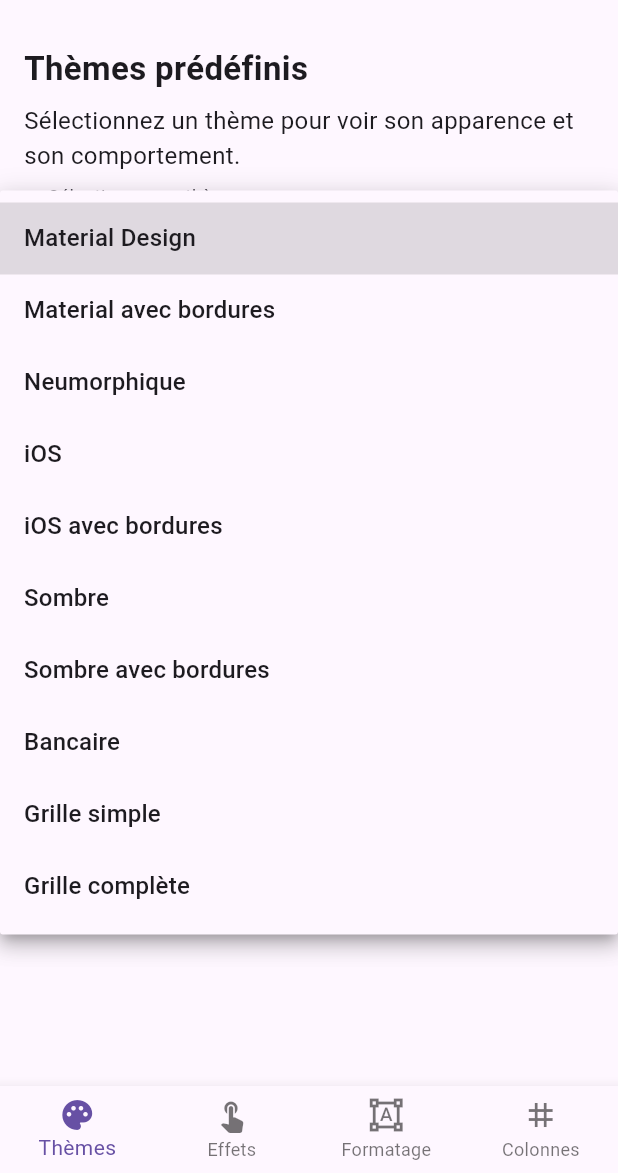
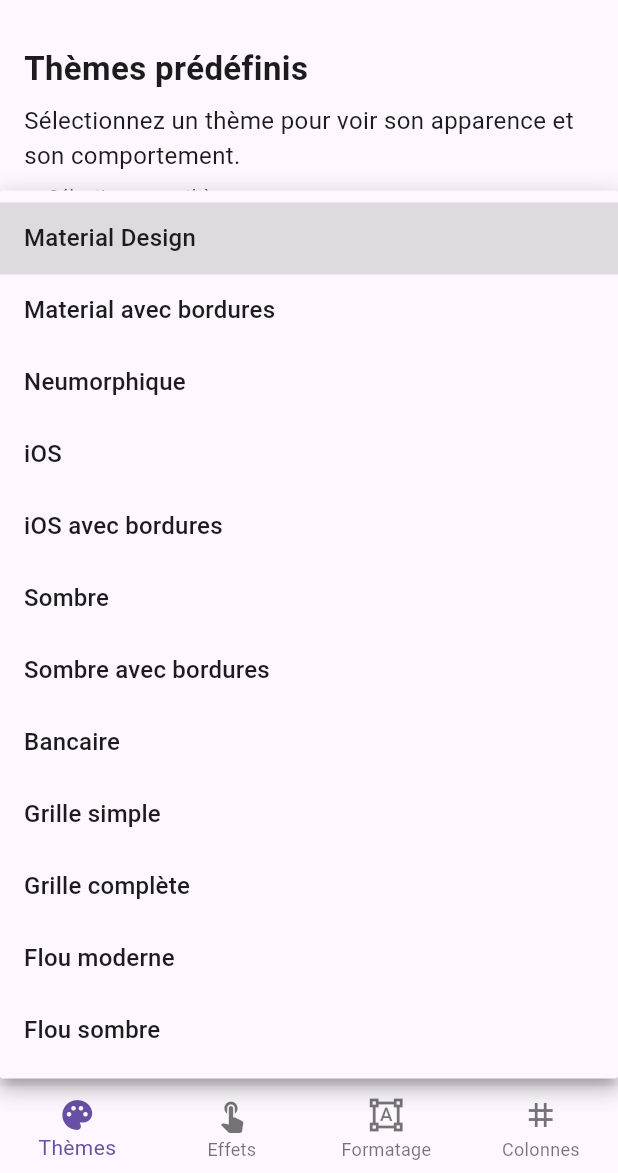
Before and after one commit to inossan-dev/flutter_secret_keyboard, a Flutter app: the screen it shows after launch, after a tap on "Material Design", on a phone screen of 412 x 824 dp, the part 63-1236 px from its top. Run offline on Flutter 3.47's test engine with Material 3 defaults, Android fonts, the phone set to English and light mode, and no system bars.

Commit message:
Fonctionnalité de brouillage visuel

```diff
--- a/example/lib/main.dart
+++ b/example/lib/main.dart
@@ -105,6 +105,8 @@ class _ThemeDemoPageState extends State<ThemeDemoPage> {
     {'name': 'Bancaire', 'theme': SecretKeyboardTheme.banking},
     {'name': 'Grille simple', 'theme': SecretKeyboardTheme.gridLines},
     {'name': 'Grille complète', 'theme': SecretKeyboardTheme.fullGrid},
+    {'name': 'Flou moderne', 'theme': SecretKeyboardTheme.blurredModern},
+    {'name': 'Flou sombre', 'theme': SecretKeyboardTheme.blurredDark},
   ];
 
   // Thème sélectionné (par défaut: Material Design)
@@ -238,6 +240,7 @@ class _EffectsDemoPageState extends State<EffectsDemoPage> {
     {'name': 'Effet de couleur', 'effect': KeyTouchEffect.color},
     {'name': 'Effet d\'élévation', 'effect': KeyTouchEffect.elevation},
     {'name': 'Effet de bordure', 'effect': KeyTouchEffect.border},
+    {'name': 'Flou', 'effect': KeyTouchEffect.blur},
   ];
 
   // Effet sélectionné (par défaut: aucun)
@@ -251,6 +254,10 @@ class _EffectsDemoPageState extends State<EffectsDemoPage> {
 
   // Durée de l'animation
   int _animationDurationMs = 150;
+
+  // Paramètres pour l'effet de flou
+  double _blurIntensity = 3.0; // Intensité du flou par défaut
+  bool _blurEnabled = true; // Activation/désactivation du flou
 
   @override
   void dispose() {
@@ -364,6 +371,36 @@ class _EffectsDemoPageState extends State<EffectsDemoPage> {
               ],
             ),
 
+          // Ajout des contrôles spécifiques pour l'effet de flou
+          if (_selectedEffectIndex == 6) // Effet de flou
+            Column(
+              crossAxisAlignment: CrossAxisAlignment.start,
+              children: [
+                const Text('Intensité du flou:'),
+                Slider(
+                  value: _blurIntensity,
+                  min: 1.0,
+                  max: 10.0,
+                  divisions: 18,
+                  label: _blurIntensity.toStringAsFixed(1),
+                  onChanged: (value) {
+                    setState(() {
+                      _blurIntensity = value;
+                    });
+                  },
+                ),
+                SwitchListTile(
+                  title: const Text('Activer l\'effet de flou'),
+                  value: _blurEnabled,
+                  onChanged: (value) {
+                    setState(() {
+                      _blurEnabled = value;
+                    });
+                  },
+                ),
+              ],
+            ),
+
           const SizedBox(height: 24),
 
           // Affichage du code
@@ -402,6 +439,9 @@ class _EffectsDemoPageState extends State<EffectsDemoPage> {
             touchEffectColor: _effectColor,
             touchEffectDuration: Duration(milliseconds: _animationDurationMs),
             touchEffectScaleValue: _scaleValue,
+            blurIntensity: _blurIntensity,
+            blurDuration: Duration(milliseconds: _animationDurationMs),
+            blurEnabled: _blurEnabled,
             onClick: (value) {
               // Action sur clic
             },
--- a/lib/src/utils/constants.dart
+++ b/lib/src/utils/constants.dart
@@ -11,6 +11,15 @@ class SecretKeyboardConstants {
 
   /// Constante représentant une touche vide
   static const String EMPTY_KEY = "";
+}
+
+/// Constantes pour l'effet de flou
+class BlurEffectConstants {
+  /// Intensité de flou par défaut
+  static const double DEFAULT_BLUR_INTENSITY = 3.0;
+
+  /// Durée de l'effet de flou par défaut
+  static const Duration DEFAULT_BLUR_DURATION = Duration(milliseconds: 300);
 }
 
 /// Énumération des fonctions d'authentification
@@ -46,5 +55,8 @@ enum KeyTouchEffect {
   elevation,
 
   /// Effet d'animation de bordure
-  border
+  border,
+
+  /// Effet de flou temporaire
+  blur,
 }
--- a/lib/src/utils/secret_keyboard_theme.dart
+++ b/lib/src/utils/secret_keyboard_theme.dart
@@ -32,6 +32,15 @@ class SecretKeyboardTheme {
   /// Couleur des bordures (si showBorders ou showOuterBorder est true)
   final Color? borderColor;
 
+  /// Intensité du flou (lorsque touchEffect est KeyTouchEffect.blur)
+  final double blurIntensity;
+
+  /// Durée de l'effet de flou
+  final Duration blurDuration;
+
+  /// Activation de l'effet de flou
+  final bool blurEnabled;
+
   /// Constructeur de thème personnalisé
   const SecretKeyboardTheme({
     required this.touchEffect,
@@ -44,6 +53,9 @@ class SecretKeyboardTheme {
     this.showBorders = false,
     this.showOuterBorder = false,
     this.borderColor,
+    this.blurIntensity = BlurEffectConstants.DEFAULT_BLUR_INTENSITY,
+    this.blurDuration = BlurEffectConstants.DEFAULT_BLUR_DURATION,
+    this.blurEnabled = true,
   });
 
   /// Thème avec bordures internes seulement
@@ -202,4 +214,37 @@ class SecretKeyboardTheme {
       letterSpacing: 0.25,
     ),
   );
+
+  /// Thème avec effet de flou - style moderne
+  static const SecretKeyboardTheme blurredModern = SecretKeyboardTheme(
+    touchEffect: KeyTouchEffect.blur,
+    primaryColor: Colors.blue,
+    backgroundColor: Colors.white,
+    textColor: Colors.black,
+    textStyle: TextStyle(
+      fontSize: 24,
+      color: Colors.black87,
+      fontWeight: FontWeight.w500,
+      letterSpacing: 0.2,
+    ),
+    blurIntensity: 4.0,
+    blurDuration: Duration(milliseconds: 350),
+  );
+
+  /// Thème avec effet de flou - style sombre
+  static const SecretKeyboardTheme blurredDark = SecretKeyboardTheme(
+    touchEffect: KeyTouchEffect.blur,
+    primaryColor: Color(0xFF0DFF9C),
+    backgroundColor: Color(0xFF121212),
+    secondaryColor: Color(0xFF2C2C2C),
+    textColor: Colors.white,
+    textStyle: TextStyle(
+      fontSize: 24,
+      color: Colors.white,
+      fontWeight: FontWeight.w400,
+      letterSpacing: 0.15,
+    ),
+    blurIntensity: 5.0,
+    blurDuration: Duration(milliseconds: 400),
+  );
 }
--- a/lib/src/widgets/secret_keyboard.dart
+++ b/lib/src/widgets/secret_keyboard.dart
@@ -1,6 +1,7 @@
 import 'package:flutter/material.dart';
 import 'package:flutter/services.dart';
 import 'package:flutter_secret_keyboard/flutter_secret_keyboard.dart';
+import 'package:flutter_secret_keyboard/src/widgets/animations/blur_effect.dart';
 import 'package:flutter_secret_keyboard/src/widgets/animations/border_animation_effect.dart';
 import 'package:flutter_secret_keyboard/src/widgets/animations/color_change_effect.dart';
 import 'package:flutter_secret_keyboard/src/widgets/animations/elevation_effect.dart';
@@ -97,6 +98,15 @@ class SecretKeyboard extends StatefulWidget {
   /// Afficher une bordure externe lorsque showGrid est true et qu'aucun thème n'est défini
   final bool showOuterBorder;
 
+  /// Intensité maximale de l'effet de flou
+  final double blurIntensity;
+
+  /// Durée de l'effet de flou
+  final Duration blurDuration;
+
+  /// Activer/désactiver l'effet de flou
+  final bool blurEnabled;
+
   /// Constructeur avec paramètres personnalisables
   SecretKeyboard({
     super.key,
@@ -129,6 +139,9 @@ class SecretKeyboard extends StatefulWidget {
     touchEffectColor,
     this.touchEffectScaleValue = 0.95,
     touchEffectDuration = const Duration(milliseconds: 150),
+    blurIntensity = BlurEffectConstants.DEFAULT_BLUR_INTENSITY,
+    blurDuration = BlurEffectConstants.DEFAULT_BLUR_DURATION,
+    blurEnabled = true,
   })  : touchEffect = theme?.touchEffect ?? touchEffect,
         touchEffectColor = theme?.primaryColor ?? touchEffectColor,
         touchEffectDuration = theme?.animationDuration ?? touchEffectDuration,
@@ -137,6 +150,9 @@ class SecretKeyboard extends StatefulWidget {
         indicatorInactiveColor =
             theme?.secondaryColor ?? indicatorInactiveColor ?? Colors.black,
         cellStyle = theme?.textStyle ?? cellStyle,
+        blurIntensity = theme?.blurIntensity ?? blurIntensity,
+        blurDuration = theme?.blurDuration ?? blurDuration,
+        blurEnabled = theme?.blurEnabled ?? blurEnabled,
         assert(gridColumns == 3 || gridColumns == 4,
             'Le nombre de colonnes doit être 3 ou 4');
 
@@ -446,6 +462,15 @@ class _SecretKeyboardState extends State<SecretKeyboard> {
                             duration: widget.touchEffectDuration,
                             child: keyContainer,
                           );
+
+                        case KeyTouchEffect.blur:
+                          return BlurKeyEffect(
+                            onTap: onTap,
+                            maxBlurIntensity: widget.blurIntensity,
+                            blurDuration: widget.blurDuration,
+                            enabled: widget.blurEnabled,
+                            child: keyContainer,
+                          );
                       }
                     },
                   ),
--- a/pubspec.yaml
+++ b/pubspec.yaml
@@ -1,6 +1,6 @@
 name: flutter_secret_keyboard
 description: "Une bibliothèque Flutter pour implémenter un clavier de saisie de code secret sécurisé avec disposition aléatoire des touches."
-version: 1.3.0
+version: 1.4.0
 homepage: https://github.com/inossan-dev/flutter_secret_keyboard.git
 
 environment:
```
Also changed, not shown: lib/src/widgets/animations/blur_effect.dart (added, +93 -0 lines), example/pubspec.lock, 2 other files.
